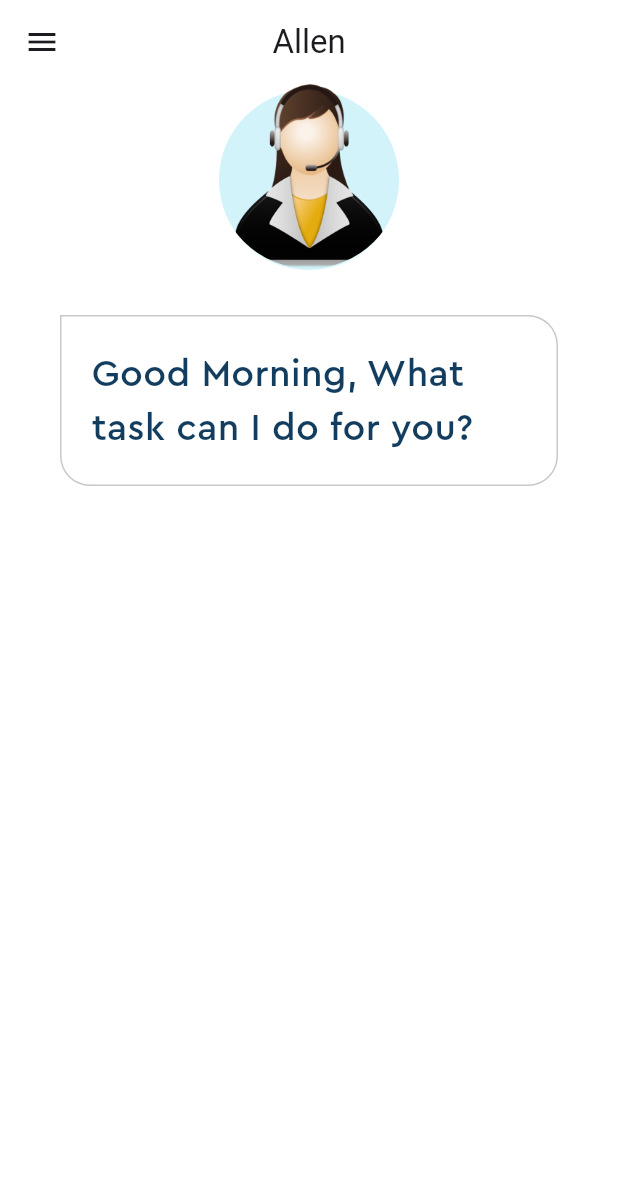
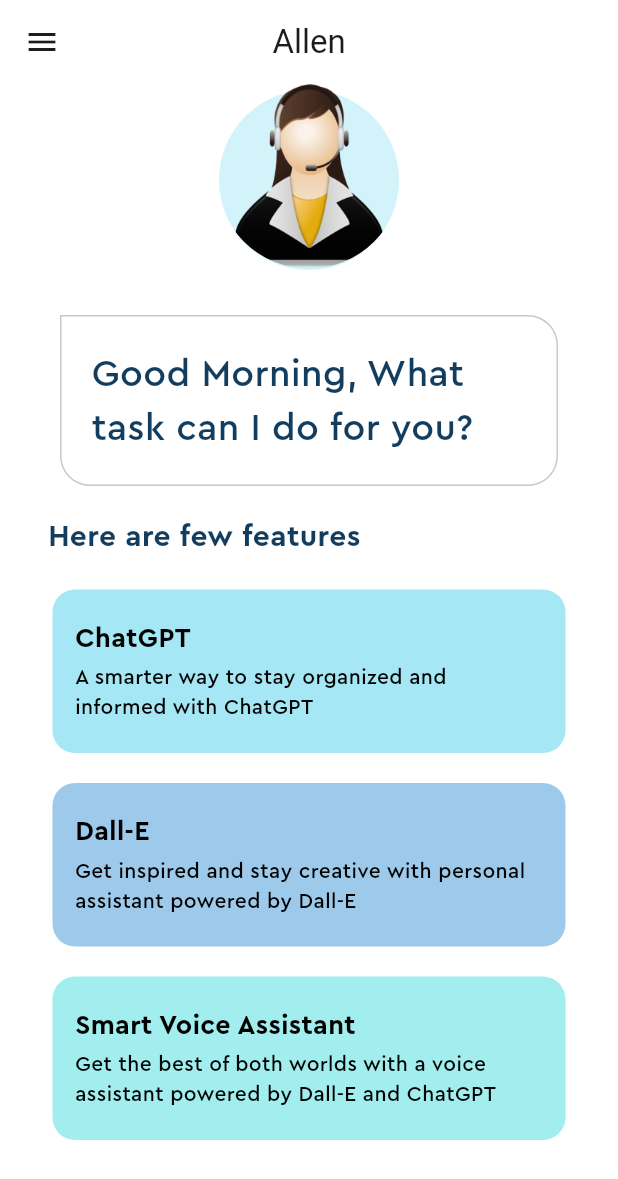
Before and after one commit to sonuJha108/voice-app-flutter, a Flutter app: the screen it shows after launch, on a phone screen of 412 x 824 dp. Shown: the top 1179 px of the screen. Run offline on Flutter 3.47's test engine with Material 3 defaults, Android fonts, the light colour scheme and no system bars.

Commit message:
add the feature file and modif the home page

```diff
--- a/lib/main.dart
+++ b/lib/main.dart
@@ -26,6 +26,8 @@
         appBarTheme: const AppBarTheme(backgroundColor: Pallete.whiteColor),
       ),
 
+
+
       // home page
       home: HomePage(),
     );
--- a/lib/pages/home_page.dart
+++ b/lib/pages/home_page.dart
@@ -1,5 +1,6 @@
 import 'package:flutter/material.dart';
 import 'package:voice_app/colors/pallete.dart';
+import 'package:voice_app/pages/feature_lists.dart';
 
 class HomePage extends StatelessWidget {
   const HomePage({super.key});
@@ -75,6 +76,54 @@
                     fontFamily: 'Cera Pro'),
               ),
             ),
+          ),
+
+          // small text here
+          Container(
+            padding: const EdgeInsets.all(10),
+            alignment: Alignment.centerLeft,
+            margin: const EdgeInsets.only(
+              top: 10,
+              left: 22,
+            ),
+            child: const Text(
+              "Here are few features",
+              style: TextStyle(
+                  fontFamily: 'Cera Pro',
+                  color: Pallete.mainFontColor,
+                  fontSize: 20,
+                  fontWeight: FontWeight.bold),
+            ),
+          ),
+
+          // features  list
+          Column(
+            children: const [
+              // chat gpt box
+              FeatureBox(
+                color: Pallete.firstSuggestionBoxColor,
+                headerText: 'ChatGPT',
+                descriptionText:
+                    'A smarter way to stay organized and informed with ChatGPT',
+              ),
+
+              // Dall-E box
+
+              FeatureBox(
+                color: Pallete.secondSuggestionBoxColor,
+                headerText: 'Dall-E',
+                descriptionText:
+                    'Get inspired and stay creative with personal assistant powered by Dall-E',
+              ),
+
+              // smart voice Assistant box
+              FeatureBox(
+                color: Pallete.thirdSuggestionBoxColor,
+                headerText: 'Smart Voice Assistant',
+                descriptionText:
+                    'Get the best of both worlds with a voice assistant powered by Dall-E and ChatGPT',
+              ),
+            ],
           )
         ],
       ),
```
Lines whose indentation alone changed are shown as unchanged.
